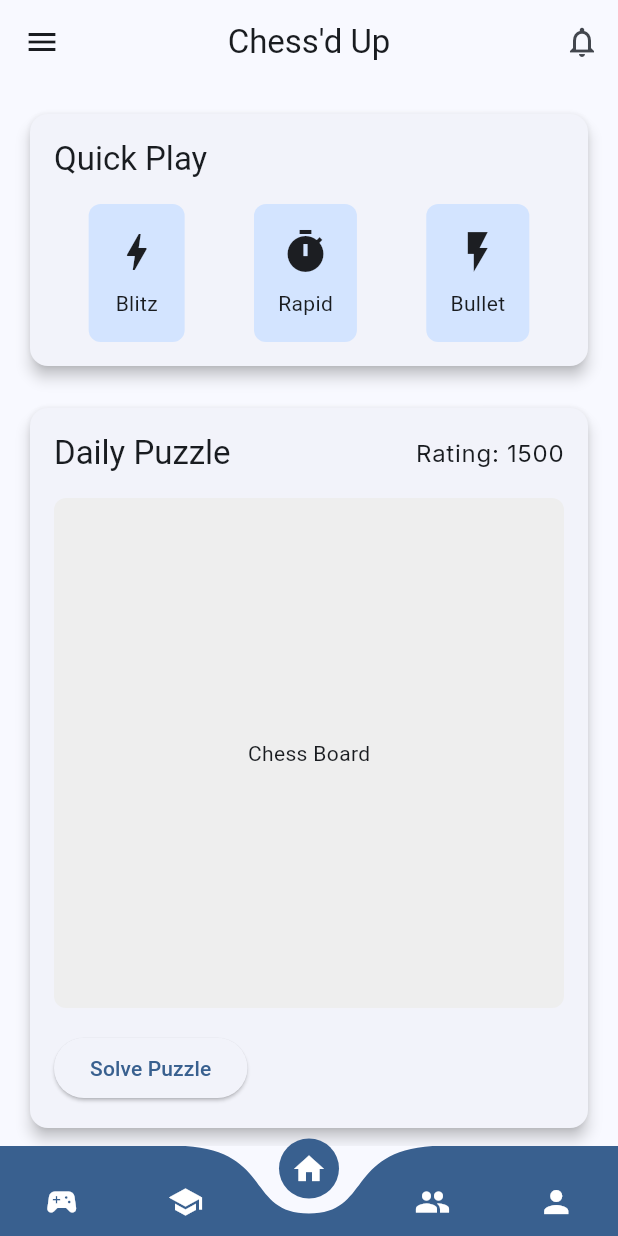
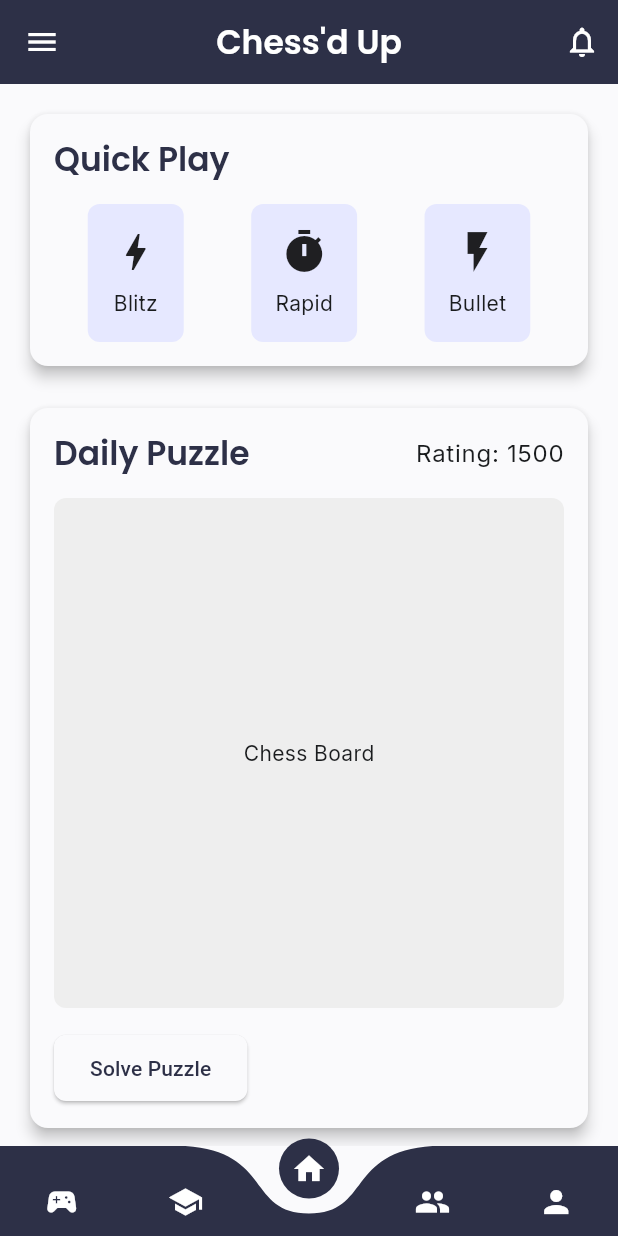
Before and after one commit to Yvonne-Wanja-1/chess2, a Flutter app: the screen it shows after launch, on a phone screen of 412 x 824 dp. Run offline on Flutter 3.47's test engine with Material 3 defaults, Android fonts, the phone set to English and light mode, and no system bars; drawn by our look-alikes of curved_navigation_bar; our stand-ins replace google_fonts; missing offline and left inert: chess.

Commit message:
changed the color

```diff
--- a/lib/config/theme.dart
+++ b/lib/config/theme.dart
@@ -2,39 +2,146 @@ import 'package:flutter/material.dart';
 import 'package:google_fonts/google_fonts.dart';
 
 class ChessdUpTheme {
+  // Custom color scheme
+  static const ColorScheme lightColorScheme = ColorScheme(
+    brightness: Brightness.light,
+    primary: Color(0xFF2D3047), // Deep Navy
+    onPrimary: Colors.white,
+    primaryContainer: Color(0xFFE6E8FF),
+    onPrimaryContainer: Color(0xFF2D3047),
+    secondary: Color(0xFF9E7B9B), // Dusty Rose
+    onSecondary: Colors.white,
+    secondaryContainer: Color(0xFFFFD8ED),
+    onSecondaryContainer: Color(0xFF3B2837),
+    tertiary: Color(0xFFAD8A64), // Warm Gold
+    onTertiary: Colors.white,
+    tertiaryContainer: Color(0xFFFFDCC1),
+    onTertiaryContainer: Color(0xFF3B2837),
+    error: Color(0xFFBA1A1A),
+    onError: Colors.white,
+    errorContainer: Color(0xFFFFDAD6),
+    onErrorContainer: Color(0xFF410002),
+    background: Color(0xFFFAFAFC), // Off White
+    onBackground: Color(0xFF1A1C1E),
+    surface: Color(0xFFFAFAFC),
+    onSurface: Color(0xFF1A1C1E),
+    surfaceVariant: Color(0xFFE7E0EC),
+    onSurfaceVariant: Color(0xFF49454F),
+  );
+
+  static const ColorScheme darkColorScheme = ColorScheme(
+    brightness: Brightness.dark,
+    primary: Color(0xFF9BA4FF), // Soft Blue
+    onPrimary: Color(0xFF2D3047),
+    primaryContainer: Color(0xFF444869),
+    onPrimaryContainer: Color(0xFFE6E8FF),
+    secondary: Color(0xFFE8B7D7), // Light Pink
+    onSecondary: Color(0xFF5B3B57),
+    secondaryContainer: Color(0xFF744B70),
+    onSecondaryContainer: Color(0xFFFFD8ED),
+    tertiary: Color(0xFFDFBC94), // Soft Gold
+    onTertiary: Color(0xFF422B06),
+    tertiaryContainer: Color(0xFF5D401B),
+    onTertiaryContainer: Color(0xFFFFDCC1),
+    error: Color(0xFFFFB4AB),
+    onError: Color(0xFF690005),
+    errorContainer: Color(0xFF93000A),
+    onErrorContainer: Color(0xFFFFB4AB),
+    background: Color(0xFF1A1C1E), // Dark Gray
+    onBackground: Color(0xFFE3E2E6),
+    surface: Color(0xFF1A1C1E),
+    onSurface: Color(0xFFE3E2E6),
+    surfaceVariant: Color(0xFF49454F),
+    onSurfaceVariant: Color(0xFFCAC4D0),
+  );
+
   static ThemeData get lightTheme {
     return ThemeData(
       useMaterial3: true,
-      colorScheme: ColorScheme.fromSeed(
-        seedColor: const Color(0xFF1E88E5),
-        brightness: Brightness.light,
-      ),
+      colorScheme: lightColorScheme,
       textTheme: TextTheme(
         displayLarge: GoogleFonts.poppins(
           fontSize: 32,
           fontWeight: FontWeight.bold,
+          color: lightColorScheme.primary,
         ),
-        bodyLarge: GoogleFonts.inter(),
+        displayMedium: GoogleFonts.poppins(
+          fontSize: 28,
+          fontWeight: FontWeight.bold,
+          color: lightColorScheme.primary,
+        ),
+        titleLarge: GoogleFonts.poppins(
+          fontSize: 22,
+          fontWeight: FontWeight.w600,
+          color: lightColorScheme.primary,
+        ),
+        bodyLarge: GoogleFonts.inter(color: lightColorScheme.onBackground),
+        bodyMedium: GoogleFonts.inter(color: lightColorScheme.onBackground),
       ),
-      appBarTheme: const AppBarTheme(centerTitle: true, elevation: 0),
+      appBarTheme: AppBarTheme(
+        centerTitle: true,
+        elevation: 0,
+        backgroundColor: lightColorScheme.primary,
+        foregroundColor: lightColorScheme.onPrimary,
+      ),
+      cardTheme: const CardThemeData(
+        elevation: 2,
+        clipBehavior: Clip.antiAlias,
+        shape: RoundedRectangleBorder(
+          borderRadius: BorderRadius.all(Radius.circular(12)),
+        ),
+      ),
+      elevatedButtonTheme: ElevatedButtonThemeData(
+        style: ElevatedButton.styleFrom(
+          padding: const EdgeInsets.symmetric(horizontal: 24, vertical: 12),
+          shape: RoundedRectangleBorder(borderRadius: BorderRadius.circular(8)),
+        ),
+      ),
     );
   }
 
   static ThemeData get darkTheme {
     return ThemeData(
       useMaterial3: true,
-      colorScheme: ColorScheme.fromSeed(
-        seedColor: const Color(0xFF1E88E5),
-        brightness: Brightness.dark,
-      ),
+      colorScheme: darkColorScheme,
       textTheme: TextTheme(
         displayLarge: GoogleFonts.poppins(
           fontSize: 32,
           fontWeight: FontWeight.bold,
+          color: darkColorScheme.primary,
         ),
-        bodyLarge: GoogleFonts.inter(),
+        displayMedium: GoogleFonts.poppins(
+          fontSize: 28,
+          fontWeight: FontWeight.bold,
+          color: darkColorScheme.primary,
+        ),
+        titleLarge: GoogleFonts.poppins(
+          fontSize: 22,
+          fontWeight: FontWeight.w600,
+          color: darkColorScheme.primary,
+        ),
+        bodyLarge: GoogleFonts.inter(color: darkColorScheme.onBackground),
+        bodyMedium: GoogleFonts.inter(color: darkColorScheme.onBackground),
       ),
-      appBarTheme: const AppBarTheme(centerTitle: true, elevation: 0),
+      appBarTheme: AppBarTheme(
+        centerTitle: true,
+        elevation: 0,
+        backgroundColor: darkColorScheme.primary,
+        foregroundColor: darkColorScheme.onPrimary,
+      ),
+      cardTheme: const CardThemeData(
+        elevation: 2,
+        clipBehavior: Clip.antiAlias,
+        shape: RoundedRectangleBorder(
+          borderRadius: BorderRadius.all(Radius.circular(12)),
+        ),
+      ),
+      elevatedButtonTheme: ElevatedButtonThemeData(
+        style: ElevatedButton.styleFrom(
+          padding: const EdgeInsets.symmetric(horizontal: 24, vertical: 12),
+          shape: RoundedRectangleBorder(borderRadius: BorderRadius.circular(8)),
+        ),
+      ),
     );
   }
 }
```
